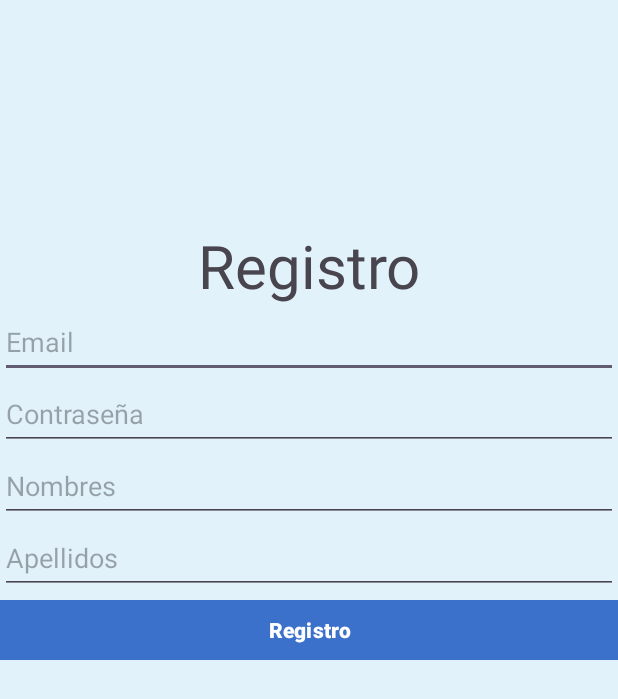
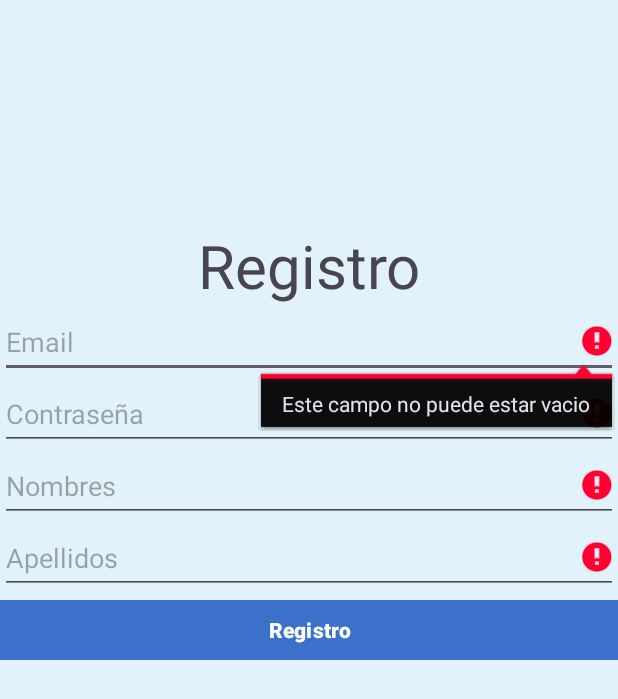
Before and after one commit to Oramvldz/ProyectoAppNotasMovil, an Android app: the RegistroActivity screen opened directly, with no data from a screen before it, after a tap on "Registro", on a phone screen of 412 x 824 dp. Shown: the top 699 px of the screen. Run offline under Robolectric (Android 15) with nearby library versions, the phone set to English and light mode, and no system bars; our stand-ins replace Volley.

Commit message:
Login,Registro,CrearNota y validaciones de edt

```diff
--- a/app/src/main/java/com/example/proyectoappnotasmovil/RegistroActivity.java
+++ b/app/src/main/java/com/example/proyectoappnotasmovil/RegistroActivity.java
@@ -36,8 +36,44 @@ public class RegistroActivity extends AppCompatActivity {
         edt_nombres=findViewById(R.id.edt_nombres);
         edt_apellidos=findViewById(R.id.edt_apellidos);
     }
+    public boolean validar()
+    {
+        boolean retorno =true;
+
+        String c1,c2,c3,c4;
+        c1=edt_email.getText().toString();
+        c2=edt_pass.getText().toString();
+        c3=edt_nombres.getText().toString();
+        c4=edt_apellidos.getText().toString();
+
+        if(c1.isEmpty())
+        {
+            edt_email.setError("Este campo no puede estar vacio");
+            retorno=false;
+        }
+        if(c2.isEmpty())
+        {
+            edt_pass.setError("Este campo no puede estar vacio");
+            retorno=false;
+
+        }
+        if(c3.isEmpty())
+        {
+            edt_nombres.setError("Este campo no puede estar vacio");
+            retorno=false;
+
+        }
+        if(c4.isEmpty())
+        {
+            edt_apellidos.setError("Este campo no puede estar vacio");
+            retorno=false;
+        }
+        return retorno;
+    }
 
     public void siguiente (View view)
+    {
+        if(validar())
         {
             String url="https://proyectoappnotastallerfic.000webhostapp.com/ApiRegistro";
             StringRequest PostRequest= new StringRequest(Request.Method.POST, url, new Response.Listener<String>() {
@@ -77,3 +113,5 @@ public class RegistroActivity extends AppCompatActivity {
             Volley.newRequestQueue(this).add(PostRequest);
         }
         }
+
+    }
--- /dev/null
+++ b/app/src/main/res/drawable/baseline_add_24.xml
@@ -0,0 +1,5 @@
+<vector android:height="24dp" android:tint="#000000"
+    android:viewportHeight="24" android:viewportWidth="24"
+    android:width="24dp" xmlns:android="http://schemas.android.com/apk/res/android">
+    <path android:fillColor="@android:color/white" android:pathData="M19,13h-6v6h-2v-6H5v-2h6V5h2v6h6v2z"/>
+</vector>
--- a/app/src/main/res/layout/activity_login.xml
+++ b/app/src/main/res/layout/activity_login.xml
@@ -27,6 +27,7 @@
     <EditText
         android:id="@+id/edt_email1"
         android:layout_width="match_parent"
+        android:maxLength="100"
         android:layout_height="@dimen/EditText_Height"
         android:ems="10"
         android:hint="@string/Email"
@@ -36,6 +37,7 @@
     <EditText
         android:id="@+id/edt_pass1"
         android:layout_width="match_parent"
+        android:maxLength="30"
         android:layout_height="@dimen/EditText_Height"
         android:ems="10"
         android:hint="@string/Contraseña"
--- a/app/src/main/res/layout/activity_registro.xml
+++ b/app/src/main/res/layout/activity_registro.xml
@@ -19,6 +19,7 @@
 
     <EditText
         android:id="@+id/edt_email"
+        android:maxLength="100"
         android:layout_width="match_parent"
         android:layout_height="@dimen/EditText_Height"
         android:ems="10"
@@ -29,6 +30,7 @@
     <EditText
         android:id="@+id/edt_pass"
         android:layout_width="match_parent"
+        android:maxLength="30"
         android:layout_height="@dimen/EditText_Height"
         android:ems="10"
         android:hint="@string/Contraseña"
@@ -38,6 +40,7 @@
     <EditText
         android:id="@+id/edt_nombres"
         android:layout_width="match_parent"
+        android:maxLength="50"
         android:layout_height="@dimen/EditText_Height"
         android:ems="10"
         android:hint="@string/Nombres"
@@ -47,6 +50,7 @@
     <EditText
         android:id="@+id/edt_apellidos"
         android:layout_width="match_parent"
+        android:maxLength="50"
         android:layout_height="@dimen/EditText_Height"
         android:ems="10"
         android:hint="@string/Apellidos"
--- a/app/src/main/res/values/colors.xml
+++ b/app/src/main/res/values/colors.xml
@@ -4,6 +4,8 @@
     <color name="white">#FFFFFFFF</color>
     <color name="App">#E1F2FB</color>
     <color name="ButtonColor">#3B71CA</color>
+    <color name="Red">#D80032</color>
+
 
 
 </resources>
```
Also changed, not shown: app/src/main/AndroidManifest.xml (+7 -0 lines), app/src/main/java/com/example/proyectoappnotasmovil/CrearNotaActivity.java (added, +94 -0 lines), app/src/main/java/com/example/proyectoappnotasmovil/LoginActivity.java (+39 -7 lines), app/src/main/java/com/example/proyectoappnotasmovil/MisNotasActivity.java (added, +31 -0 lines), app/src/main/res/layout/activity_crear_nota.xml (added, +41 -0 lines), app/src/main/res/layout/activity_mis_notas.xml (added, +26 -0 lines). Lines whose indentation alone changed are shown as unchanged.
